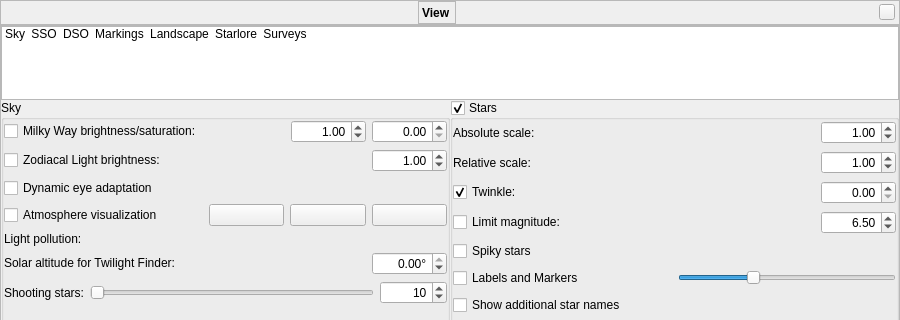
Before: the Qt Designer form src/gui/viewDialog.ui in Stellarium/stellarium, drawn with Qt 5; both pictures show x 0 to 900 and y 0 to 320 of the 900 by 676 pixel window.
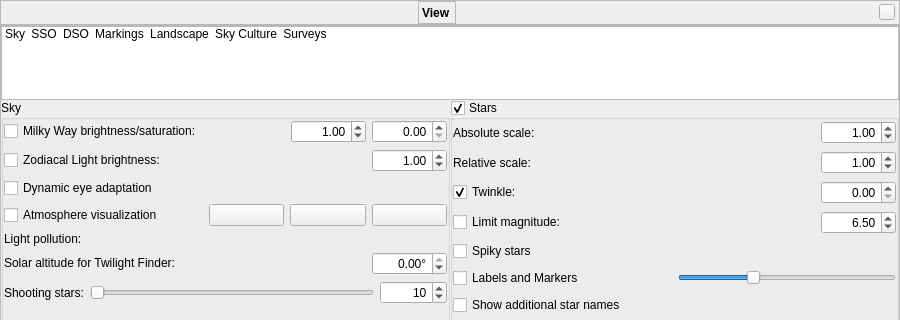
After: the same form once the commit is applied. Icons and pictures are not drawn. Custom widgets are drawn as their Qt base class.

Commit message: Fix naming: Starlore -> Sky Culture

The edit to the form file:
```diff
--- a/src/gui/viewDialog.ui
+++ b/src/gui/viewDialog.ui
@@ -293,7 +293,7 @@
         </item>
         <item>
          <property name="text">
-          <string>Starlore</string>
+          <string>Sky Culture</string>
          </property>
          <property name="icon">
           <iconset>
```
The commit also changes 3 other files.
